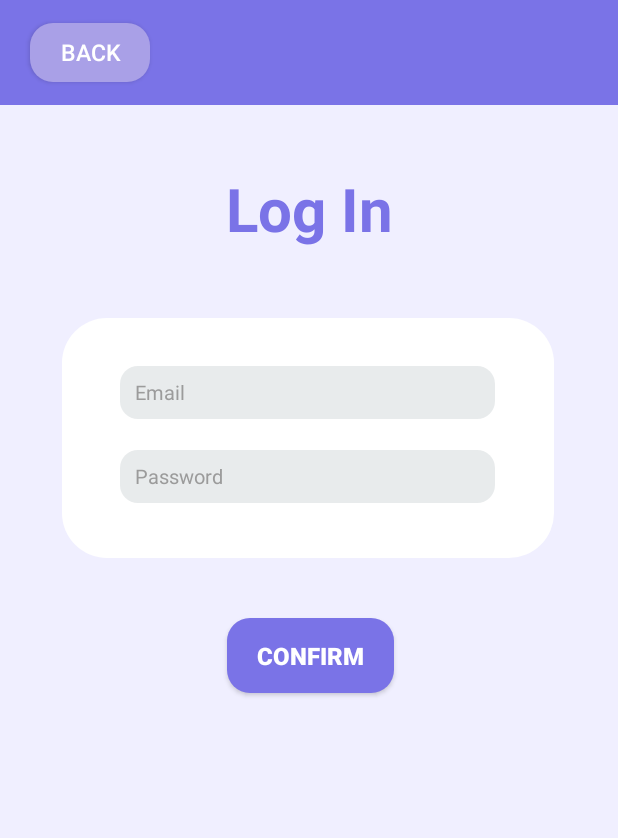
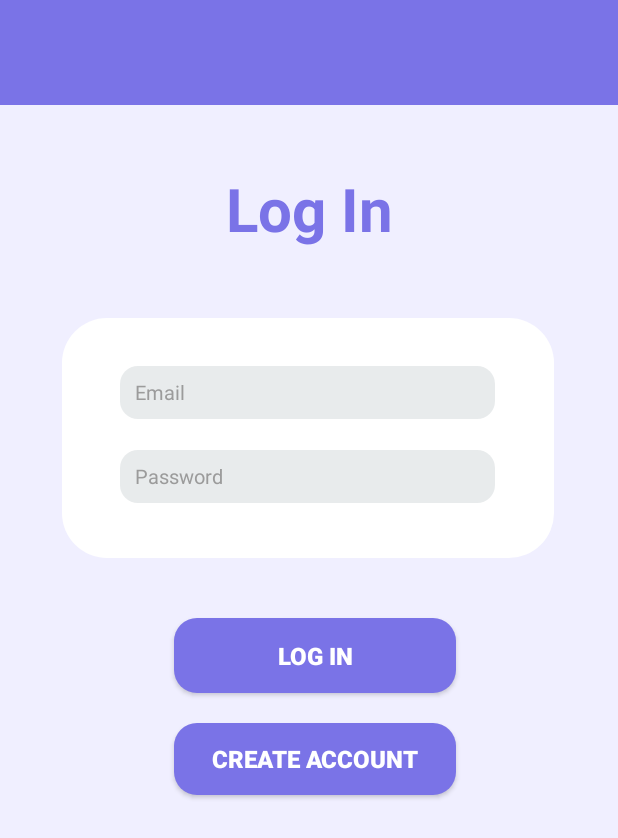
Before and after one commit to uOttawaSEGA2023/project-group-21, an Android app built with Jetpack Compose: the screen it shows after launch (Homepage), on a phone screen of 412 x 824 dp. Shown: the top 838 px of the screen. Run offline under Robolectric (Android 15) with nearby library versions, the phone set to English and light mode, and no system bars; our stand-ins replace Firebase (no records; nobody signed in at launch, a user with empty details on screens opened directly).

Commit message:
Fix Homepage.java and related xml file to include button functionality
- Removed back button

```diff
--- a/app/src/main/res/layout/activity_homepage.xml
+++ b/app/src/main/res/layout/activity_homepage.xml
@@ -7,6 +7,22 @@
     android:background="#F0EFFF"
     tools:context=".Homepage">
 
+    <Button
+        android:id="@+id/createAccountButton"
+        style="@style/AllButtons"
+        android:layout_width="0dp"
+        android:layout_height="wrap_content"
+        android:layout_marginStart="116dp"
+        android:layout_marginTop="20dp"
+        android:layout_marginEnd="108dp"
+        android:text="Create Account"
+
+        android:textStyle="bold"
+        app:layout_constraintEnd_toEndOf="parent"
+        app:layout_constraintHorizontal_bias="0.447"
+        app:layout_constraintStart_toStartOf="parent"
+        app:layout_constraintTop_toBottomOf="@+id/loginButton" />
+
     <TextView
         android:id="@+id/header"
         android:layout_width="match_parent"
@@ -14,16 +30,6 @@
         android:layout_marginStart="0dp"
         android:layout_marginTop="0dp"
         android:background="@drawable/header"
-        app:layout_constraintStart_toStartOf="parent"
-        app:layout_constraintTop_toTopOf="parent" />
-
-    <Button
-        android:id="@+id/doctorBackToLoginButton"
-        style="@style/backButton"
-        android:layout_width="80dp"
-        android:layout_height="39dp"
-        android:layout_marginStart="20dp"
-        android:layout_marginTop="15dp"
         app:layout_constraintStart_toStartOf="parent"
         app:layout_constraintTop_toTopOf="parent" />
 
@@ -88,16 +94,16 @@
     <Button
         android:id="@+id/loginButton"
         style="@style/AllButtons"
+        android:layout_width="0dp"
         android:layout_marginStart="116dp"
         android:layout_marginTop="412dp"
         android:layout_marginEnd="108dp"
-        android:text="@string/confirm"
+        android:text="Log in"
         android:textStyle="bold"
         app:layout_constraintEnd_toEndOf="parent"
         app:layout_constraintHorizontal_bias="0.458"
         app:layout_constraintStart_toStartOf="parent"
-        app:layout_constraintTop_toTopOf="parent"
 
-        />
+        app:layout_constraintTop_toTopOf="parent" />
 
 </androidx.constraintlayout.widget.ConstraintLayout>
```
